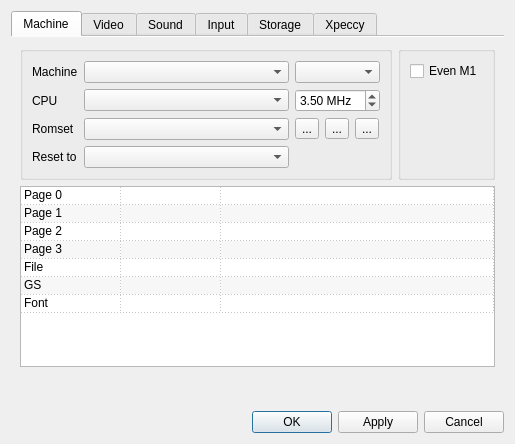
samstyle/Xpeccy, file ui/setupwin.ui: the form before one commit.
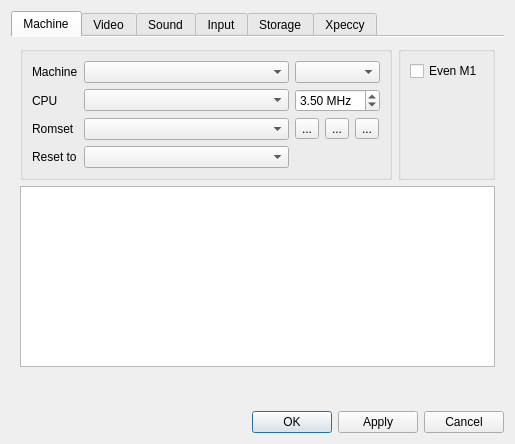
The form after the commit. Icons and pictures are not drawn.

Commit message: build 20170617 [+] refactoring of romset list & editor

What changed in the file:
```diff
--- a/ui/setupwin.ui
+++ b/ui/setupwin.ui
@@ -237,7 +237,7 @@
          <item>
           <layout class="QHBoxLayout" name="horizontalLayout_19">
            <item>
-            <widget class="QTableWidget" name="rstab">
+            <widget class="QTableView" name="tvRomset">
              <property name="enabled">
               <bool>true</bool>
              </property>
@@ -256,20 +256,11 @@
              <property name="gridStyle">
               <enum>Qt::DotLine</enum>
              </property>
-             <property name="rowCount">
-              <number>7</number>
-             </property>
-             <property name="columnCount">
-              <number>3</number>
-             </property>
              <attribute name="horizontalHeaderVisible">
               <bool>false</bool>
              </attribute>
-             <attribute name="horizontalHeaderMinimumSectionSize">
-              <number>1</number>
-             </attribute>
-             <attribute name="horizontalHeaderShowSortIndicator" stdset="0">
-              <bool>false</bool>
+             <attribute name="horizontalHeaderDefaultSectionSize">
+              <number>28</number>
              </attribute>
              <attribute name="horizontalHeaderStretchLastSection">
               <bool>true</bool>
@@ -280,51 +271,9 @@
              <attribute name="verticalHeaderDefaultSectionSize">
               <number>17</number>
              </attribute>
-             <row/>
-             <row/>
-             <row/>
-             <row/>
-             <row/>
-             <row/>
-             <row/>
-             <column/>
-             <column/>
-             <column/>
-             <item row="0" column="0">
-              <property name="text">
-               <string>Page 0</string>
-              </property>
-             </item>
-             <item row="1" column="0">
-              <property name="text">
-               <string>Page 1</string>
-              </property>
-             </item>
-             <item row="2" column="0">
-              <property name="text">
-               <string>Page 2</string>
-              </property>
-             </item>
-             <item row="3" column="0">
-              <property name="text">
-               <string>Page 3</string>
-              </property>
-             </item>
-             <item row="4" column="0">
-              <property name="text">
-               <string>File</string>
-              </property>
-             </item>
-             <item row="5" column="0">
-              <property name="text">
-               <string>GS</string>
-              </property>
-             </item>
-             <item row="6" column="0">
-              <property name="text">
-               <string>Font</string>
-              </property>
-             </item>
+             <attribute name="verticalHeaderMinimumSectionSize">
+              <number>17</number>
+             </attribute>
             </widget>
            </item>
           </layout>
```
The commit also changes 10 other files.
